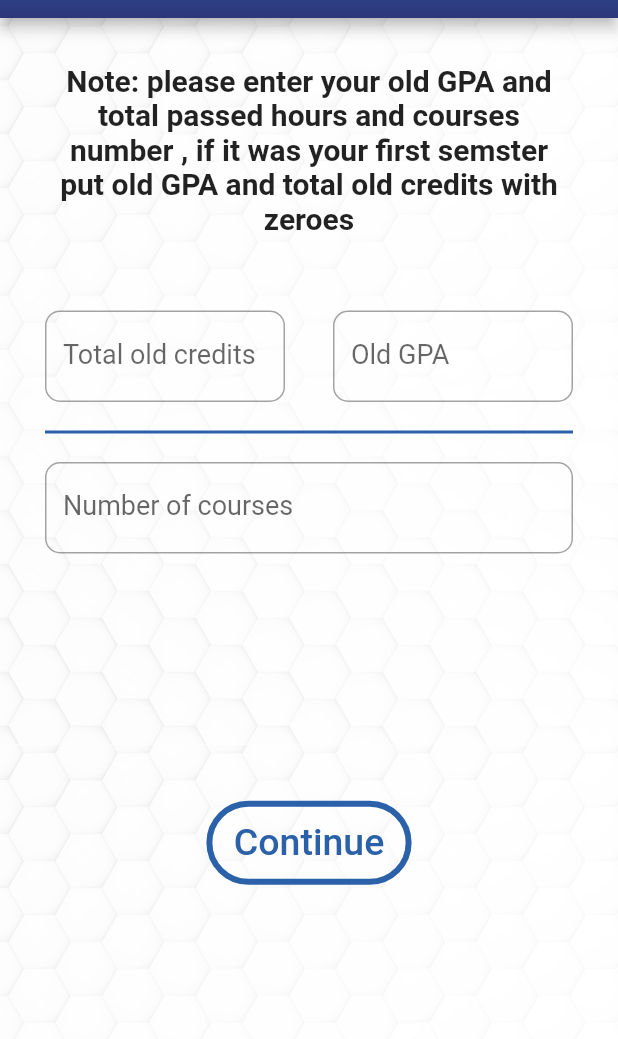
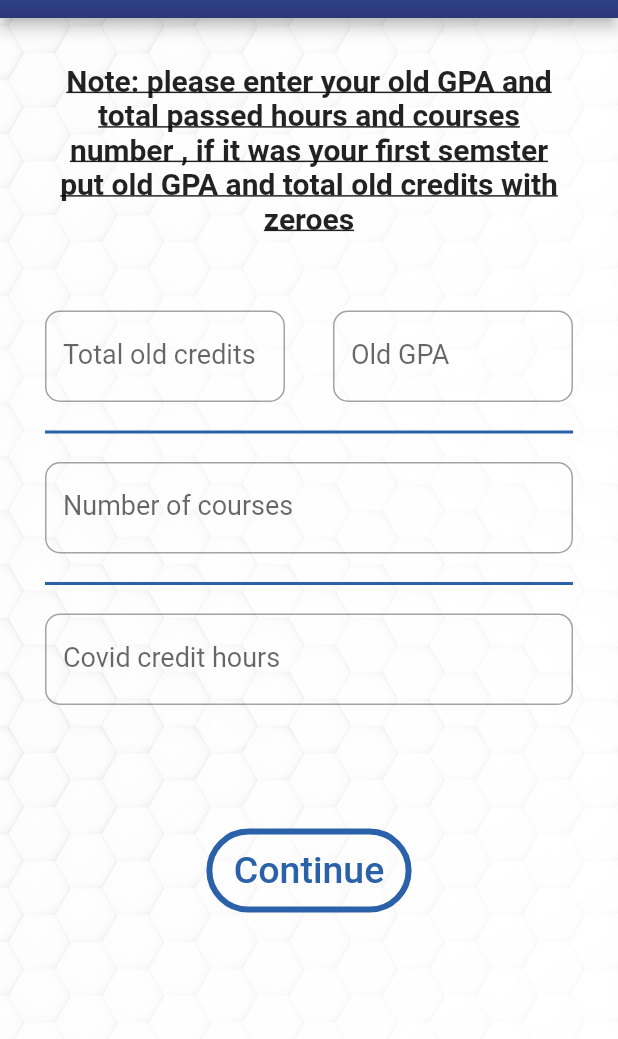
Before and after one commit to aabdelhakim12/revive, a Flutter app: the GPACalc screen opened by its route, on a phone screen of 412 x 824 dp, the part 66-1105 px from its top. Run offline on Flutter 3.47's test engine with Material 2 defaults, Android fonts, the phone set to English and light mode, and no system bars; our stand-ins replace auto_size_text, awesome_dialog, cloud_firestore, firebase_core, firebase_storage, flutter_speed_dial and 5 more; accounts and stored records are empty.

Commit message:
2/8/2021

```diff
--- a/lib/screens/GPA/GpaCalcScreen.dart
+++ b/lib/screens/GPA/GpaCalcScreen.dart
@@ -6,8 +6,9 @@ class GpaCalcScreen extends StatefulWidget {
   final int n;
   final int totalOldCreidt;
   final double oldGpa;
+  final int covid;
 
-  GpaCalcScreen({this.n, this.totalOldCreidt, this.oldGpa});
+  GpaCalcScreen({this.n, this.totalOldCreidt, this.oldGpa, this.covid});
 
   @override
   GpaCalcScreenstate createState() => new GpaCalcScreenstate();
@@ -169,6 +170,7 @@ class GpaCalcScreenstate extends State<GpaCalcScreen> {
               continue;
             }
             int hours = int.parse(_selectionCp[i]);
+
             double gpa = calculate(_selection[i]);
             double gpahours = gpa * hours;
             sumgpahours += gpahours;
@@ -176,9 +178,10 @@ class GpaCalcScreenstate extends State<GpaCalcScreen> {
           }
           newgpa = sumgpahours / totalnewhours;
           int totaloldnewhours = totalnewhours + widget.totalOldCreidt;
-          double totalGPA = ((widget.oldGpa * widget.totalOldCreidt +
-                  newgpa * totalnewhours)) /
-              totaloldnewhours;
+          double totalGPA =
+              ((widget.oldGpa * (widget.totalOldCreidt - widget.covid) +
+                      newgpa * totalnewhours)) /
+                  (totaloldnewhours - widget.covid);
           print(totalGPA);
           if (safeToNavigate) {
             gpashow(newgpa, totalGPA);
--- a/lib/screens/GPA/gpa_calc.dart
+++ b/lib/screens/GPA/gpa_calc.dart
@@ -12,6 +12,7 @@ class _GPACalcState extends State<GPACalc> {
   final _formKey = GlobalKey<FormState>();
   int _numSbj;
   int totalOldCreidt;
+  int covidcred;
   double oldGpa;
 
   _submit() {
@@ -26,6 +27,7 @@ class _GPACalcState extends State<GPACalc> {
                     n: _numSbj,
                     totalOldCreidt: totalOldCreidt,
                     oldGpa: oldGpa,
+                    covid: covidcred,
                   )));
     }
   }
@@ -101,6 +103,7 @@ class _GPACalcState extends State<GPACalc> {
                     'Note: please enter your old GPA and total passed hours and courses number , if it was your first semster put old GPA and total old credits with zeroes',
                     textAlign: TextAlign.center,
                     style: TextStyle(
+                      decoration: TextDecoration.underline,
                       fontSize: 20,
                       fontWeight: FontWeight.w600,
                     ),
@@ -184,9 +187,32 @@ class _GPACalcState extends State<GPACalc> {
                             _numSbj = int.parse(_numSb);
                           });
                         }),
+                    Divider(
+                        height: 40,
+                        color: Theme.of(context).dividerColor,
+                        thickness: 2),
+                    TextFormField(
+                        keyboardType: TextInputType.number,
+                        style: TextStyle(fontSize: 18),
+                        decoration: InputDecoration(
+                          labelText: 'Covid credit hours',
+                          labelStyle: TextStyle(fontSize: 18),
+                          border: OutlineInputBorder(
+                            borderRadius: BorderRadius.circular(10),
+                          ),
+                        ),
+                        validator: (input) => input.trim().isEmpty
+                            ? 'Please enter credit hours'
+                            : null,
+                        onSaved: (input) {
+                          setState(() {
+                            String covid = input;
+                            covidcred = int.parse(covid);
+                          });
+                        }),
                   ]),
                 ),
-                SizedBox(height: size.height * 0.2),
+                SizedBox(height: size.height * 0.1),
                 Container(
                   decoration: BoxDecoration(
                     border: Border.all(
```
Also changed, not shown: lib/screens/progcourses/addCourseScreen.dart (+8 -6 lines).
